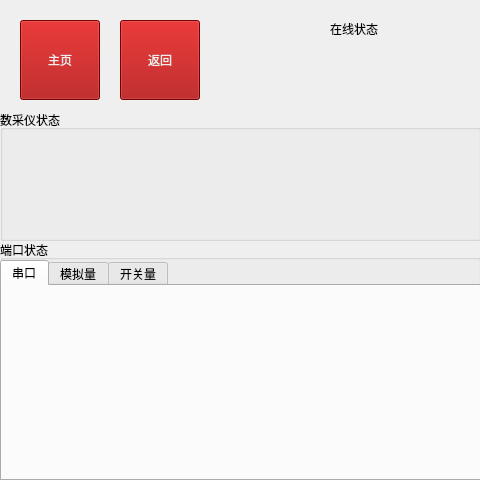
Above: formstate.ui from taoxuMemo/Edit before the change. Below: the same form after it.
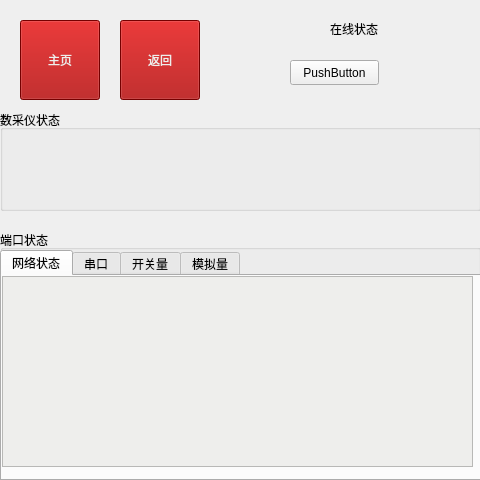
That is the form after the change.

What changed in the file:
```diff
--- a/formstate.ui
+++ b/formstate.ui
@@ -66,7 +66,7 @@
      <x>0</x>
      <y>110</y>
      <width>481</width>
-     <height>131</height>
+     <height>101</height>
     </rect>
    </property>
    <property name="title">
@@ -77,9 +77,9 @@
    <property name="geometry">
     <rect>
      <x>0</x>
-     <y>240</y>
+     <y>230</y>
      <width>481</width>
-     <height>241</height>
+     <height>251</height>
     </rect>
    </property>
    <property name="title">
@@ -91,29 +91,93 @@
       <x>0</x>
       <y>20</y>
       <width>481</width>
-      <height>221</height>
+      <height>231</height>
      </rect>
     </property>
+    <property name="styleSheet">
+     <string notr="true"/>
+    </property>
     <property name="currentIndex">
      <number>0</number>
     </property>
+    <widget class="QWidget" name="tab_4">
+     <attribute name="title">
+      <string>网络状态</string>
+     </attribute>
+     <widget class="QTableView" name="tableView">
+      <property name="geometry">
+       <rect>
+        <x>0</x>
+        <y>0</y>
+        <width>471</width>
+        <height>191</height>
+       </rect>
+      </property>
+      <property name="styleSheet">
+       <string notr="true">background-color: rgb(238, 238, 236);</string>
+      </property>
+     </widget>
+    </widget>
     <widget class="QWidget" name="tab">
      <attribute name="title">
       <string>串口</string>
      </attribute>
-    </widget>
-    <widget class="QWidget" name="tab_2">
-     <attribute name="title">
-      <string>模拟量</string>
-     </attribute>
+     <widget class="QTableView" name="tableView_2">
+      <property name="geometry">
+       <rect>
+        <x>-5</x>
+        <y>0</y>
+        <width>481</width>
+        <height>201</height>
+       </rect>
+      </property>
+     </widget>
     </widget>
     <widget class="QWidget" name="tab_3">
      <attribute name="title">
       <string>开关量</string>
      </attribute>
+     <widget class="QTableView" name="tableView_3">
+      <property name="geometry">
+       <rect>
+        <x>-5</x>
+        <y>0</y>
+        <width>481</width>
+        <height>201</height>
+       </rect>
+      </property>
+     </widget>
+    </widget>
+    <widget class="QWidget" name="tab_2">
+     <attribute name="title">
+      <string>模拟量</string>
+     </attribute>
+     <widget class="QTableView" name="tableView_4">
+      <property name="geometry">
+       <rect>
+        <x>0</x>
+        <y>0</y>
+        <width>471</width>
+        <height>201</height>
+       </rect>
+      </property>
+     </widget>
     </widget>
    </widget>
   </widget>
+  <widget class="QPushButton" name="pushButton">
+   <property name="geometry">
+    <rect>
+     <x>290</x>
+     <y>60</y>
+     <width>89</width>
+     <height>25</height>
+    </rect>
+   </property>
+   <property name="text">
+    <string>PushButton</string>
+   </property>
+  </widget>
  </widget>
  <resources/>
  <connections/>
```
